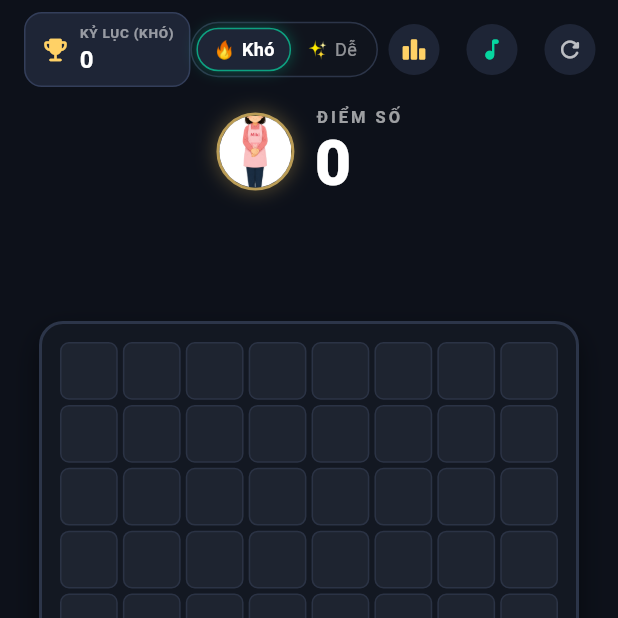
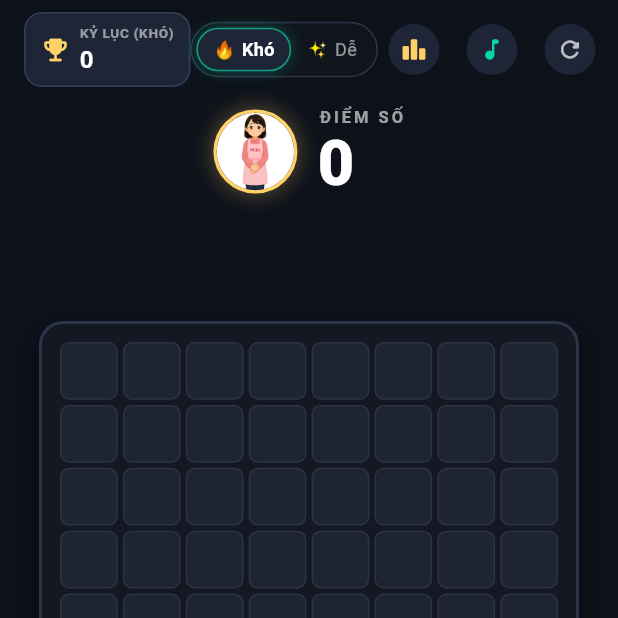
Before and after one commit to gavadehn/block_puzzle, a Flutter app: the screen it shows after launch, on a phone screen of 412 x 824 dp, the top half of it. Run offline on Flutter 3.47's test engine with Material 3 defaults, Android fonts, the phone set to English and light mode, and no system bars; our stand-ins replace audioplayers, shared_preferences.

Commit message:
fix(ui): adjust miki mascot avatar alignment to topCenter to display full face clearly

```diff
--- a/lib/ui/widgets/score_board.dart
+++ b/lib/ui/widgets/score_board.dart
@@ -182,20 +182,22 @@ class ScoreBoardWidget extends StatelessWidget {
             crossAxisAlignment: CrossAxisAlignment.center,
             children: [
               // Miki Mascot Avatar
-              Container(
-                width: 52,
-                height: 52,
+              Tooltip(
+                message: 'Miki Mascot',
+                child: Container(
+                  width: 56,
+                  height: 56,
                   decoration: BoxDecoration(
                     shape: BoxShape.circle,
                     color: const Color(0xFF19202E),
                     border: Border.all(
-                    color: const Color(0xFFFFD166).withAlpha(180),
-                    width: 2,
+                      color: const Color(0xFFFFD166),
+                      width: 2.2,
                     ),
                     boxShadow: [
                       BoxShadow(
-                      color: const Color(0xFFFFD166).withAlpha(70),
-                      blurRadius: 10,
+                        color: const Color(0xFFFFD166).withAlpha(80),
+                        blurRadius: 12,
                         spreadRadius: 1,
                       ),
                     ],
@@ -204,9 +206,11 @@ class ScoreBoardWidget extends StatelessWidget {
                     child: Image.asset(
                       'assets/image/miki.png',
                       fit: BoxFit.cover,
+                      alignment: const Alignment(0.0, -0.85),
                       errorBuilder: (context, error, stackTrace) => const Icon(
                         Icons.pets_rounded,
                         color: Color(0xFFFFD166),
+                      ),
                     ),
                   ),
                 ),
```
Lines whose indentation alone changed are shown as unchanged.
